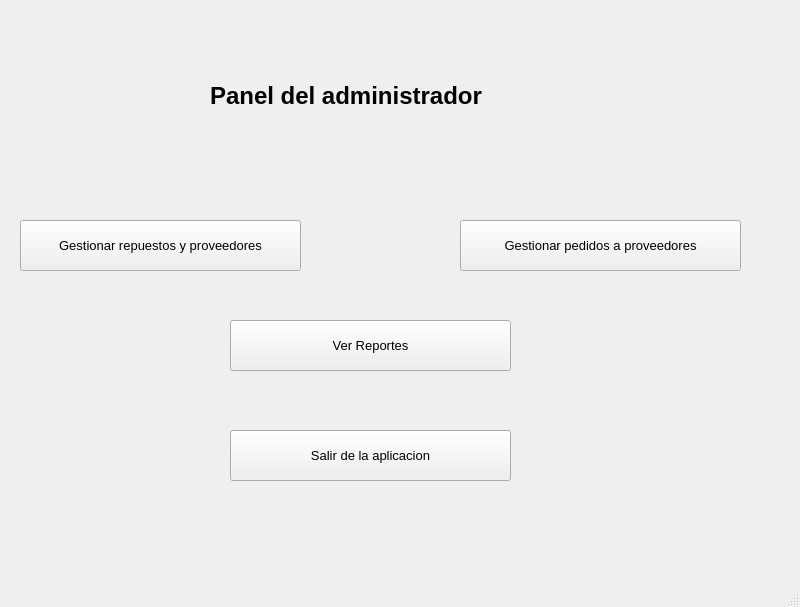
Qt form src/vista/Ui/VistaAdministrador.ui (AdrianUnileon/Taller-Mecanico) before a commit.
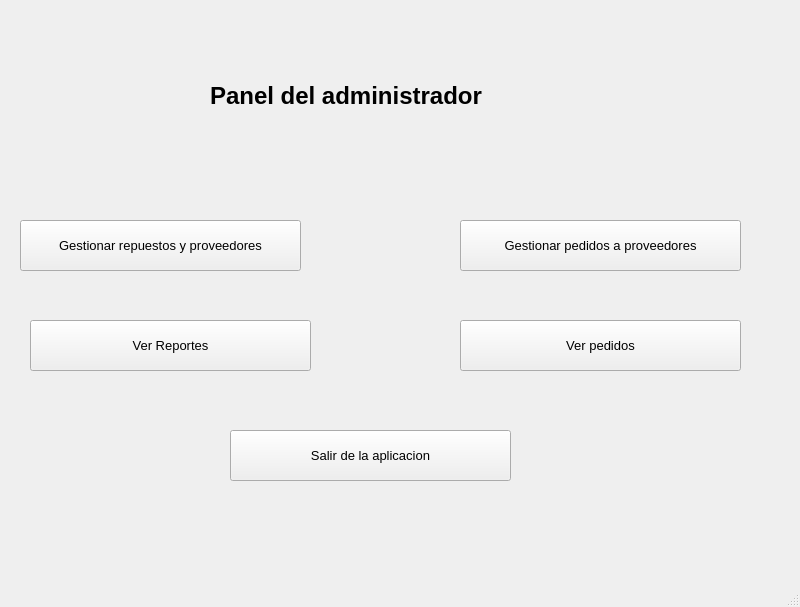
The same form after that commit.

Patch:
```diff
--- a/src/vista/Ui/VistaAdministrador.ui
+++ b/src/vista/Ui/VistaAdministrador.ui
@@ -76,7 +76,7 @@
    <widget class="QPushButton" name="btnVerReportes">
     <property name="geometry">
      <rect>
-      <x>230</x>
+      <x>30</x>
       <y>320</y>
       <width>281</width>
       <height>51</height>
@@ -111,6 +111,25 @@
      <string>Salir de la aplicacion</string>
     </property>
    </widget>
+   <widget class="QPushButton" name="btnPedidos">
+    <property name="geometry">
+     <rect>
+      <x>460</x>
+      <y>320</y>
+      <width>281</width>
+      <height>51</height>
+     </rect>
+    </property>
+    <property name="font">
+     <font>
+      <family>Segoe UI</family>
+      <pointsize>10</pointsize>
+     </font>
+    </property>
+    <property name="text">
+     <string>Ver pedidos</string>
+    </property>
+   </widget>
   </widget>
   <widget class="QMenuBar" name="menubar">
    <property name="geometry">
```
